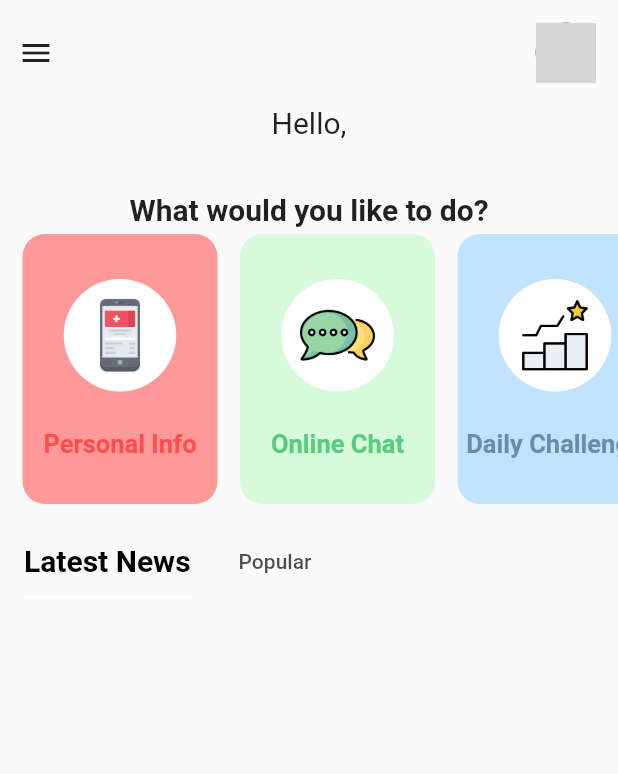
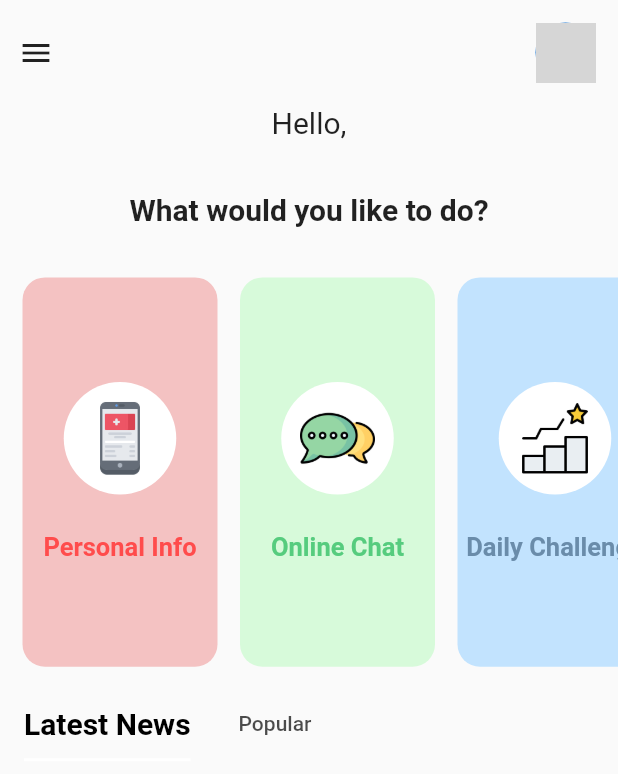
Before and after one commit to ItaiZeilig/Diabetes_App, a Flutter app: the screen it shows once a user with an empty profile is signed in, on a phone screen of 412 x 824 dp. Shown: the top 774 px of the screen. Run offline on Flutter 3.47's test engine with Material 2 defaults, Android fonts, the light colour scheme and no system bars; our stand-ins replace cloud_firestore, firebase_auth, percent_indicator; missing offline and left inert: age, dart:ffi; accounts and stored records are empty; network calls fail; grey boxes are pictures that could not be loaded.

Commit message:
home screen flex and continue persnoal info

```diff
--- a/lib/screens/home_screen.dart
+++ b/lib/screens/home_screen.dart
@@ -149,17 +149,27 @@ class _HomeScreenState extends State<HomeScreen>
                       ],
                     ),
                   ),
-                  Column(
+                  Flexible(
+                    flex: 1,
+                    fit: FlexFit.tight,
+                                      child: Column(
                       children: <Widget>[
-                      Text(
+                        Flexible(
+                          flex: 1,
+                          fit: FlexFit.tight,
+                          child: Text(
                             "What would you like to do?",
                             style: TextStyle(
                                 fontWeight: FontWeight.bold, fontSize: 20),
                           ),
+                        ),
                         SizedBox(
                           height: 5.0,
                         ),
-                      Container(
+                        Flexible(
+                          flex: 5,
+                          fit: FlexFit.tight,
+                          child: Container(
                             height: 180.0,
                             width: double.infinity,
                             child: ListView(
@@ -169,7 +179,8 @@ class _HomeScreenState extends State<HomeScreen>
                                     // TODO IF Pateint or Doctor?!?
                                     'Personal Info',
                                     'assets/images/app.png',
-                                Color(0xFFFF9999),
+                                    //Color(0xFFFF9999)
+                                    Color(0xFFF4C2C2) ,
                                     Color(0xFFFF4C4C),
                                     4),
                                 _buildListItem(
@@ -194,8 +205,10 @@ class _HomeScreenState extends State<HomeScreen>
 
                               ],
                             ),
+                          ),
                         )
                       ],
+                    ),
                   ),
                   SizedBox(
                     height: 15.0,
```
Also changed, not shown: lib/screens/personal_info_screen.dart (+45 -56 lines). Lines whose indentation alone changed are shown as unchanged.
